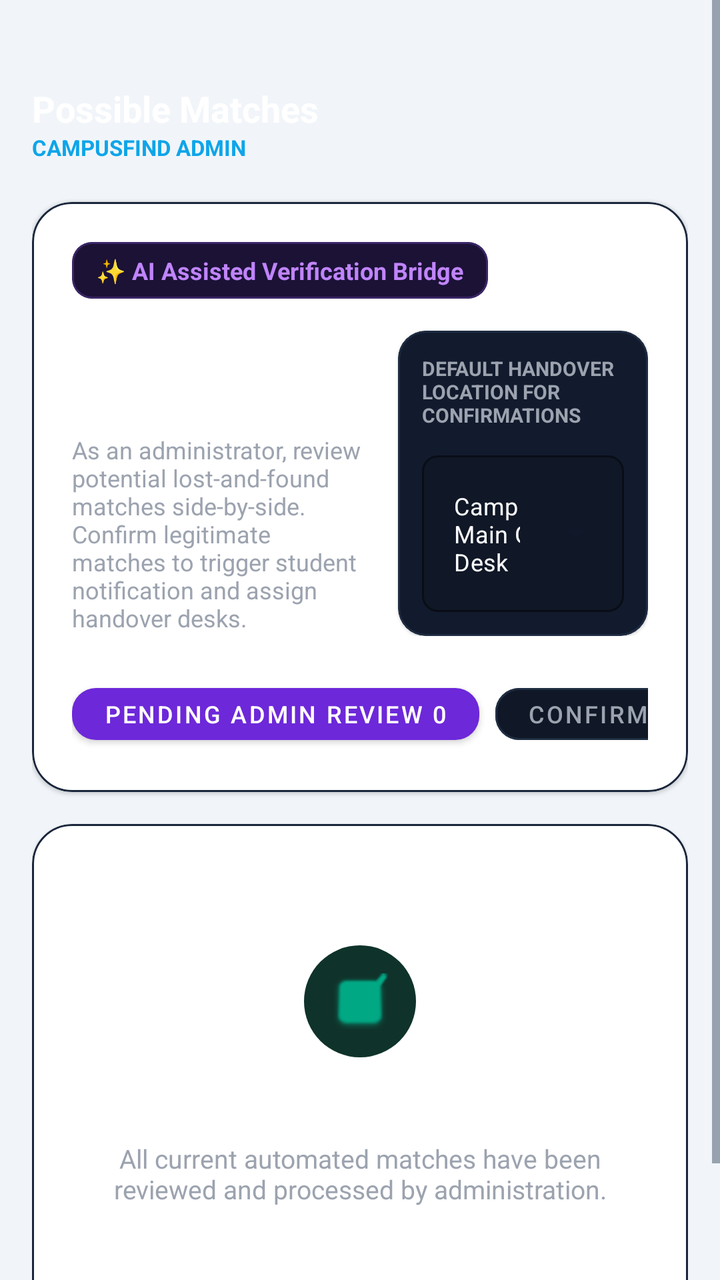
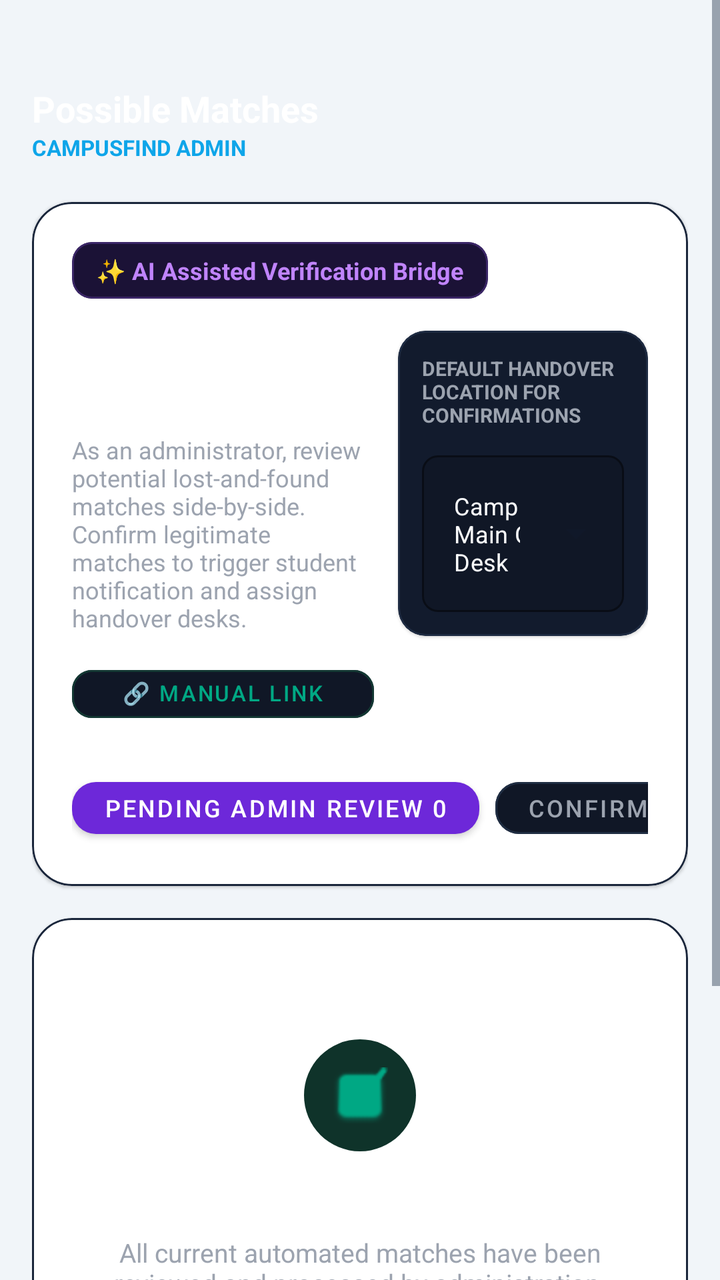

An Android layout rendered at two revisions. The XML below is the earlier revision; the diff shows what the commit changed to produce the second picture.
<!-- AndroidManifest.xml: application theme Theme.CampusFindApp -->
<!-- res/layout/fragment_admin_matches.xml -->
<?xml version="1.0" encoding="utf-8"?>
<layout xmlns:android="http://schemas.android.com/apk/res/android"
    xmlns:app="http://schemas.android.com/apk/res-auto">

    <ScrollView
        android:layout_width="match_parent"
        android:layout_height="match_parent"
        android:background="@color/color_background"
        android:fillViewport="true">

        <LinearLayout
            android:layout_width="match_parent"
            android:layout_height="wrap_content"
            android:orientation="vertical"
            android:paddingBottom="16dp"
            android:paddingHorizontal="16dp"
            android:paddingTop="42dp">

            
            <RelativeLayout
                android:layout_width="match_parent"
                android:layout_height="wrap_content">

                <LinearLayout
                    android:layout_width="wrap_content"
                    android:layout_height="wrap_content"
                    android:orientation="vertical">

                    <TextView
                        android:layout_width="wrap_content"
                        android:layout_height="wrap_content"
                        android:text="Possible Matches"
                        android:textColor="#FFFFFF"
                        android:textSize="18sp"
                        android:textStyle="bold" />

                    <TextView
                        android:layout_width="wrap_content"
                        android:layout_height="wrap_content"
                        android:text="CAMPUSFIND ADMIN"
                        android:textColor="#0EA5E9"
                        android:textSize="11sp"
                        android:textStyle="bold" />
                </LinearLayout>
            </RelativeLayout>

            
            <com.google.android.material.card.MaterialCardView
                android:layout_width="match_parent"
                android:layout_height="wrap_content"
                android:layout_marginTop="20dp"
                app:cardBackgroundColor="@color/color_surface"
                app:cardCornerRadius="20dp"
                app:strokeColor="#1A263B"
                app:strokeWidth="1dp">

                <LinearLayout
                    android:layout_width="match_parent"
                    android:layout_height="wrap_content"
                    android:orientation="vertical"
                    android:padding="20dp">

                    
                    <com.google.android.material.card.MaterialCardView
                        android:layout_width="wrap_content"
                        android:layout_height="wrap_content"
                        app:cardBackgroundColor="#1B1236"
                        app:cardCornerRadius="10dp"
                        app:cardElevation="0dp"
                        app:strokeColor="#3B2667"
                        app:strokeWidth="1dp">

                        <TextView
                            android:layout_width="wrap_content"
                            android:layout_height="wrap_content"
                            android:paddingHorizontal="12dp"
                            android:paddingVertical="6dp"
                            android:text="✨ AI Assisted Verification Bridge"
                            android:textColor="#C084FC"
                            android:textSize="12sp"
                            android:textStyle="bold" />
                    </com.google.android.material.card.MaterialCardView>

                    
                    <LinearLayout
                        android:layout_width="match_parent"
                        android:layout_height="wrap_content"
                        android:layout_marginTop="16dp"
                        android:orientation="horizontal"
                        android:weightSum="3">

                        
                        <LinearLayout
                            android:layout_width="0dp"
                            android:layout_height="wrap_content"
                            android:layout_weight="1.7"
                            android:orientation="vertical"
                            android:paddingEnd="12dp">

                            <TextView
                                android:layout_width="wrap_content"
                                android:layout_height="wrap_content"
                                android:text="Possible Matches Evaluation"
                                android:textColor="#FFFFFF"
                                android:textSize="18sp"
                                android:textStyle="bold" />

                            <TextView
                                android:layout_width="wrap_content"
                                android:layout_height="wrap_content"
                                android:layout_marginTop="6dp"
                                android:text="As an administrator, review potential lost-and-found matches side-by-side. Confirm legitimate matches to trigger student notification and assign handover desks."
                                android:textColor="#9CA3AF"
                                android:textSize="12sp" />
                        </LinearLayout>

                        
                        <com.google.android.material.card.MaterialCardView
                            android:layout_width="0dp"
                            android:layout_height="wrap_content"
                            android:layout_weight="1.3"
                            app:cardBackgroundColor="#121B2D"
                            app:cardCornerRadius="14dp"
                            app:strokeColor="#1E2B42"
                            app:strokeWidth="1dp">

                            <LinearLayout
                                android:layout_width="match_parent"
                                android:layout_height="wrap_content"
                                android:orientation="vertical"
                                android:padding="12dp">

                                <TextView
                                    android:layout_width="wrap_content"
                                    android:layout_height="wrap_content"
                                    android:text="DEFAULT HANDOVER LOCATION FOR CONFIRMATIONS"
                                    android:textColor="#9CA3AF"
                                    android:textSize="10sp"
                                    android:textStyle="bold" />

                                <com.google.android.material.textfield.TextInputLayout
                                    style="@style/Widget.MaterialComponents.TextInputLayout.OutlinedBox.ExposedDropdownMenu"
                                    android:layout_width="match_parent"
                                    android:layout_height="wrap_content"
                                    android:layout_marginTop="8dp"
                                    app:boxBackgroundColor="#101726"
                                    app:boxCornerRadiusBottomEnd="8dp"
                                    app:boxCornerRadiusBottomStart="8dp"
                                    app:boxCornerRadiusTopEnd="8dp"
                                    app:boxCornerRadiusTopStart="8dp"
                                    app:boxStrokeColor="#1F2D42"
                                    app:hintTextColor="#6B7280">

                                    <AutoCompleteTextView
                                        android:id="@+id/actv_handover_location"
                                        android:layout_width="match_parent"
                                        android:layout_height="wrap_content"
                                        android:inputType="none"
                                        android:text="Campus Main Gate Desk"
                                        android:textColor="#F9FAFB"
                                        android:textSize="12sp" />
                                </com.google.android.material.textfield.TextInputLayout>

                            </LinearLayout>
                        </com.google.android.material.card.MaterialCardView>

                    </LinearLayout>

                    
                    <HorizontalScrollView
                        android:layout_width="match_parent"
                        android:layout_height="wrap_content"
                        android:layout_marginTop="20dp"
                        android:scrollbars="none">

                        <LinearLayout
                            android:layout_width="wrap_content"
                            android:layout_height="wrap_content"
                            android:orientation="horizontal">

                            <com.google.android.material.button.MaterialButton
                                android:id="@+id/chip_match_pending"
                                android:layout_width="wrap_content"
                                android:layout_height="38dp"
                                android:layout_marginEnd="8dp"
                                android:text="Pending Admin Review 0"
                                android:textColor="#FFFFFF"
                                android:textSize="12sp"
                                app:backgroundTint="#6D28D9"
                                app:cornerRadius="12dp" />

                            <com.google.android.material.button.MaterialButton
                                android:id="@+id/chip_match_confirmed"
                                style="@style/Widget.MaterialComponents.Button.OutlinedButton"
                                android:layout_width="wrap_content"
                                android:layout_height="38dp"
                                android:layout_marginEnd="8dp"
                                android:text="Confirmed Matches 0"
                                android:textColor="#9CA3AF"
                                android:textSize="12sp"
                                app:backgroundTint="#101726"
                                app:cornerRadius="12dp"
                                app:strokeColor="#1F2D42" />

                            <com.google.android.material.button.MaterialButton
                                android:id="@+id/chip_match_dismissed"
                                style="@style/Widget.MaterialComponents.Button.OutlinedButton"
                                android:layout_width="wrap_content"
                                android:layout_height="38dp"
                                android:layout_marginEnd="8dp"
                                android:text="Dismissed / Rejected 0"
                                android:textColor="#9CA3AF"
                                android:textSize="12sp"
                                app:backgroundTint="#101726"
                                app:cornerRadius="12dp"
                                app:strokeColor="#1F2D42" />

                            <com.google.android.material.button.MaterialButton
                                android:id="@+id/chip_match_all"
                                style="@style/Widget.MaterialComponents.Button.OutlinedButton"
                                android:layout_width="wrap_content"
                                android:layout_height="38dp"
                                android:text="All Matches 0"
                                android:textColor="#9CA3AF"
                                android:textSize="12sp"
                                app:backgroundTint="#101726"
                                app:cornerRadius="12dp"
                                app:strokeColor="#1F2D42" />
                        </LinearLayout>
                    </HorizontalScrollView>

                </LinearLayout>
            </com.google.android.material.card.MaterialCardView>

            
            <com.google.android.material.card.MaterialCardView
                android:layout_width="match_parent"
                android:layout_height="wrap_content"
                android:layout_marginTop="16dp"
                android:layout_marginBottom="24dp"
                app:cardBackgroundColor="@color/color_surface"
                app:cardCornerRadius="20dp"
                app:strokeColor="#1A263B"
                app:strokeWidth="1dp">

                <LinearLayout
                    android:layout_width="match_parent"
                    android:layout_height="wrap_content"
                    android:orientation="vertical"
                    android:padding="16dp">

                    <androidx.recyclerview.widget.RecyclerView
                        android:id="@+id/rv_admin_matches"
                        android:layout_width="match_parent"
                        android:layout_height="wrap_content"
                        android:nestedScrollingEnabled="false" />

                    
                    <LinearLayout
                        android:id="@+id/ll_admin_matches_empty"
                        android:layout_width="match_parent"
                        android:layout_height="220dp"
                        android:gravity="center"
                        android:orientation="vertical"
                        android:padding="24dp">

                        
                        <FrameLayout
                            android:layout_width="56dp"
                            android:layout_height="56dp"
                            android:background="@drawable/bg_circle_dot"
                            android:backgroundTint="#0F332A">

                            <ImageView
                                android:layout_width="28dp"
                                android:layout_height="28dp"
                                android:layout_gravity="center"
                                android:contentDescription="Verified"
                                android:src="@android:drawable/checkbox_on_background"
                                app:tint="#00A884" />
                        </FrameLayout>

                        <TextView
                            android:layout_width="wrap_content"
                            android:layout_height="wrap_content"
                            android:layout_marginTop="16dp"
                            android:text="No Matches in this Category"
                            android:textColor="#FFFFFF"
                            android:textSize="16sp"
                            android:textStyle="bold" />

                        <TextView
                            android:layout_width="wrap_content"
                            android:layout_height="wrap_content"
                            android:layout_marginTop="4dp"
                            android:gravity="center"
                            android:text="All current automated matches have been reviewed and processed by administration."
                            android:textColor="#9CA3AF"
                            android:textSize="13sp" />
                    </LinearLayout>
                </LinearLayout>
            </com.google.android.material.card.MaterialCardView>

        </LinearLayout>
    </ScrollView>
</layout>
<!-- resources referenced by this layout -->
<resources>
  <color name="color_background">#F1F5F9</color>
  <color name="color_surface">#FFFFFF</color>
  <!-- drawable bg_circle_dot (drawable) -->
  <?xml version="1.0" encoding="utf-8"?>
  <shape xmlns:android="http://schemas.android.com/apk/res/android"
      android:shape="oval">
      <solid android:color="#00A884" />
  </shape>
  <style name="Theme.CampusFindApp" parent="Base.Theme.CampusFindApp" />
  <style name="Base.Theme.CampusFindApp" parent="Theme.MaterialComponents.DayNight.NoActionBar">
          <item name="colorPrimary">@color/teal_accent</item>
          <item name="colorPrimaryVariant">@color/teal_primary</item>
          <item name="colorOnPrimary">@color/deep_navy</item>
  
          <item name="colorSecondary">@color/accent_purple</item>
          <item name="colorSecondaryVariant">@color/accent_purple</item>
          <item name="colorOnSecondary">@color/white</item>
  
          <item name="colorSurface">@color/color_surface</item>
          <item name="colorOnSurface">@color/text_primary</item>
  
          <item name="android:colorBackground">@color/color_background</item>
          <item name="colorOnBackground">@color/text_primary</item>
  
          <item name="android:statusBarColor">@color/color_background</item>
          <item name="android:windowBackground">@color/color_background</item>
  
          <item name="android:textColor">@color/text_primary</item>
          <item name="android:textColorPrimary">@color/text_primary</item>
          <item name="android:textColorSecondary">@color/text_secondary</item>
          <item name="android:textColorHint">@color/text_hint</item>
      </style>
  <color name="teal_accent">#00A884</color>
  <color name="teal_primary">#2D7D71</color>
  <color name="deep_navy">#E2E8F0</color>
  <color name="accent_purple">#4F46E5</color>
  <color name="white">#FFFFFFFF</color>
  <color name="text_primary">#0F172A</color>
  <color name="text_secondary">#475569</color>
  <color name="text_hint">#94A3B8</color>
</resources>

<!-- the commit's change to res/layout/fragment_admin_matches.xml (unified diff, before → after) -->
@@ -12,7 +12,7 @@
             android:layout_width="match_parent"
             android:layout_height="wrap_content"
             android:orientation="vertical"
-            android:paddingBottom="16dp"
+            android:paddingBottom="96dp"
             android:paddingHorizontal="16dp"
             android:paddingTop="42dp">
 
@@ -112,6 +112,20 @@
                                 android:text="As an administrator, review potential lost-and-found matches side-by-side. Confirm legitimate matches to trigger student notification and assign handover desks."
                                 android:textColor="#9CA3AF"
                                 android:textSize="12sp" />
+
+                            <com.google.android.material.button.MaterialButton
+                                android:id="@+id/btn_manual_link_reports"
+                                style="@style/Widget.MaterialComponents.Button.OutlinedButton"
+                                android:layout_width="wrap_content"
+                                android:layout_height="36dp"
+                                android:layout_marginTop="12dp"
+                                android:paddingHorizontal="12dp"
+                                android:text="🔗 Manual Link Reports"
+                                android:textColor="#00A884"
+                                android:textSize="11sp"
+                                app:backgroundTint="#101726"
+                                app:cornerRadius="10dp"
+                                app:strokeColor="#133833" />
                         </LinearLayout>
 
                         
